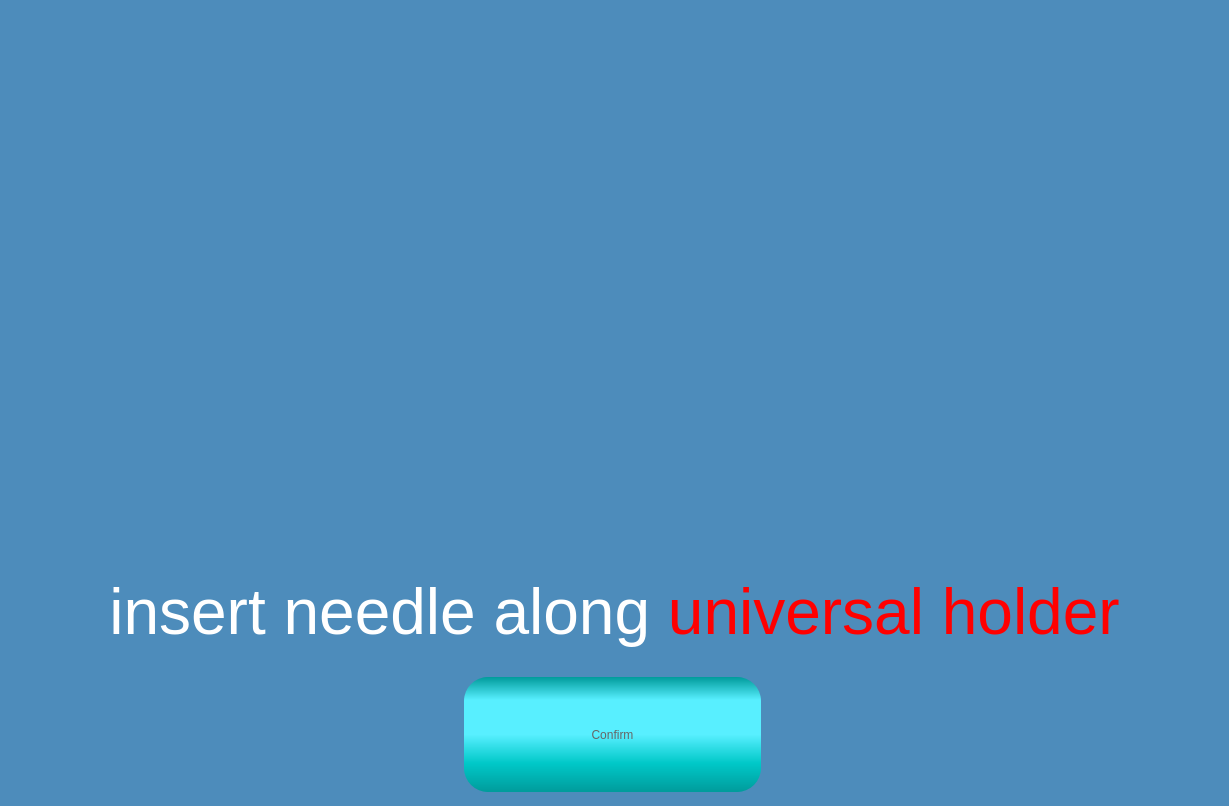
PoJenCheng/AitherBot_V2.1, file FunctionLib_UI/dlgInstallAdaptor.ui: the form before one commit.
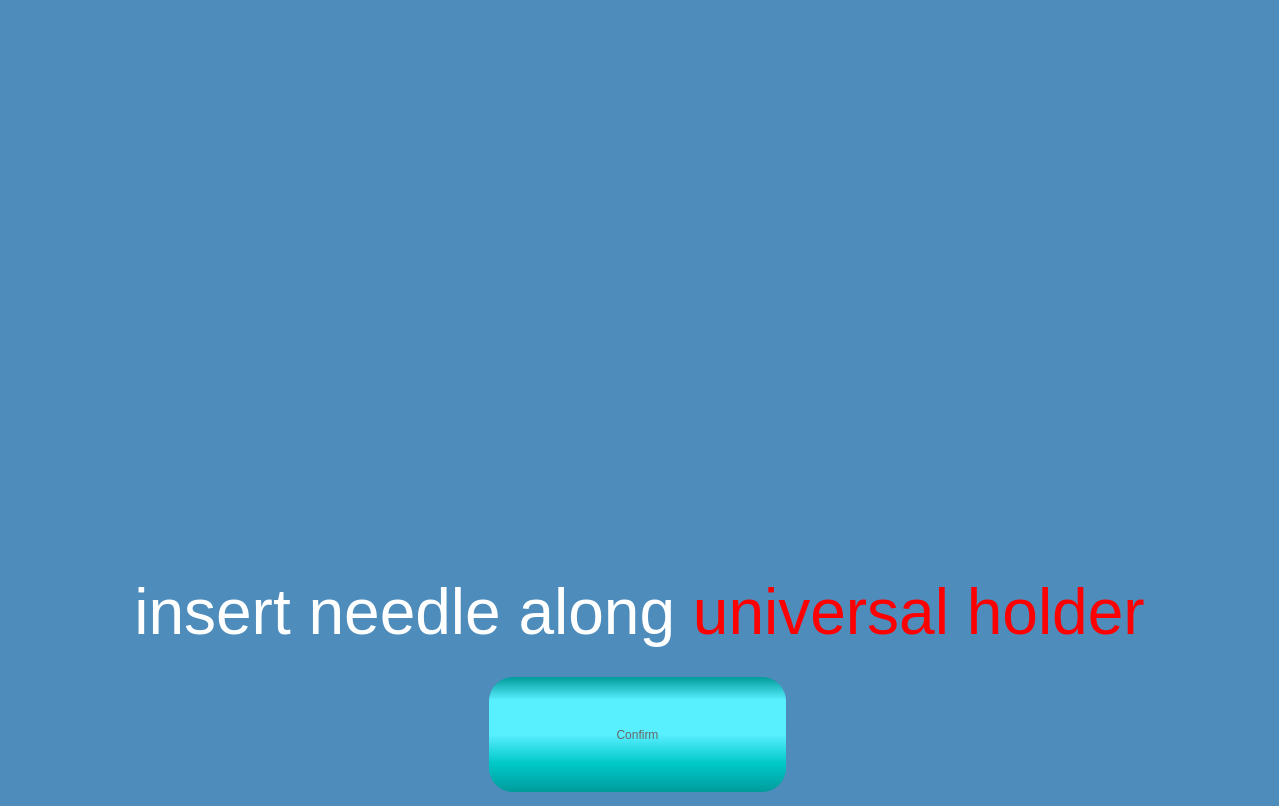
The form after the commit. Icons and pictures are not drawn. Custom widgets are drawn as their Qt base class.

Commit message: 修改： - 教學指引系統(更新中) - 側邊欄寬度 - dlgInstallAdaptor UI 新增： - export dicom(僅功能，尚未實裝介面)

Diff of the .ui file:
```diff
--- a/FunctionLib_UI/dlgInstallAdaptor.ui
+++ b/FunctionLib_UI/dlgInstallAdaptor.ui
@@ -9,7 +9,7 @@
    <rect>
     <x>0</x>
     <y>0</y>
-    <width>1229</width>
+    <width>1279</width>
     <height>806</height>
    </rect>
   </property>
```
Left out of the diff: 2 changed lines with no effect on the pictures. The commit also changes 7 other files.
